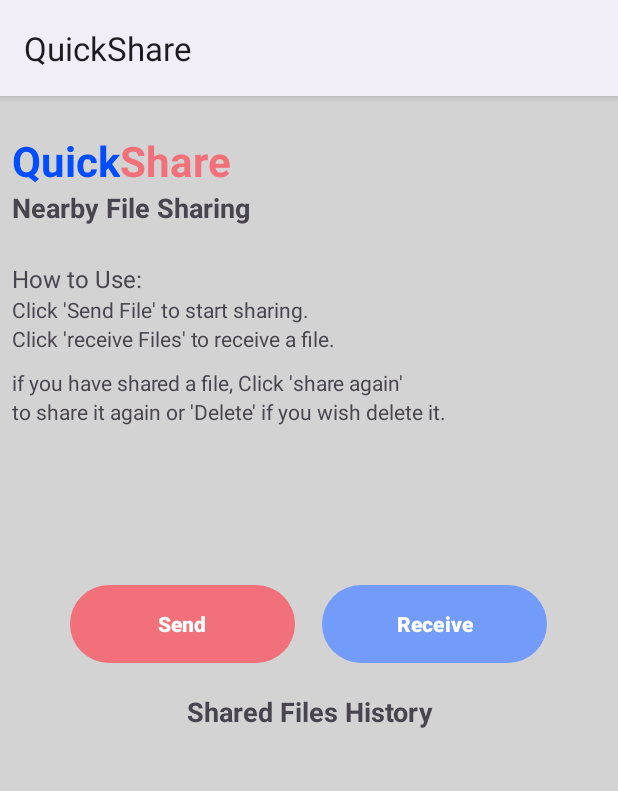
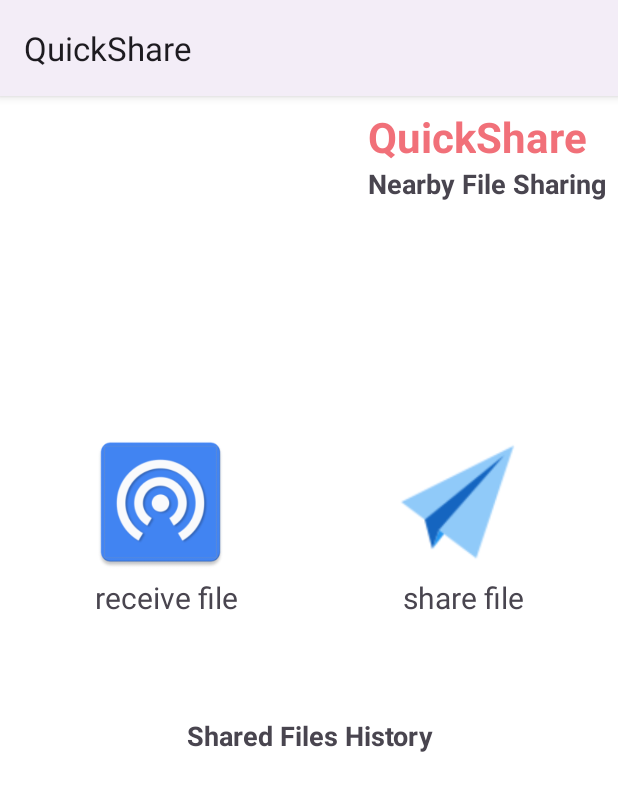
Before and after one commit to ori-coval/QuickShare, an Android app: the screen it shows after launch (HomePageActivity), on a phone screen of 412 x 824 dp. Shown: the top 791 px of the screen. Run offline under Robolectric (Android 15) with nearby library versions, the phone set to English and light mode, and no system bars.

Commit message:
UI ahhhhhhhhhhhhhhh
if U+i means to be with you than i want to be alone because i fucking hate UI

```diff
--- a/app/src/main/java/com/example/quickshare/homePage/HomePageActivity.java
+++ b/app/src/main/java/com/example/quickshare/homePage/HomePageActivity.java
@@ -24,6 +24,10 @@ public class HomePageActivity extends AppCompatActivity implements View.OnClickL
         super.onCreate(savedInstanceState);
         setContentView(R.layout.activity_home_page);
 
+        // Set click listeners for the buttons
+        findViewById(R.id.send_file_button).setOnClickListener(this);
+        findViewById(R.id.receive_file_button).setOnClickListener(this);
+
         DataBaseHelper dataBaseHelper = new DataBaseHelper(this);
 
         RecyclerView recyclerView = findViewById(R.id.shared_files_recycler_view);
@@ -34,6 +38,23 @@ public class HomePageActivity extends AppCompatActivity implements View.OnClickL
             SharedFilesAdapter adapter = new SharedFilesAdapter(sharedFiles, this);
             recyclerView.setAdapter(adapter);
         }
+
+        String filePath1 = "/path/to/test/file1.txt";
+        String filePath2 = "/path/to/test/file2.txt";
+        String filePath3 = "/path/to/test/file3.txt";
+
+        String fileType = "txt";
+        String date = "2024-04-30"; // Assuming the date format matches your database schema
+        int fileSize = 1024; // Example file size in bytes
+        byte[] fileData = "Test file data".getBytes(); // Example file data
+
+        SharedFile file1 = new SharedFile(filePath1, fileType, date, fileSize, fileData);
+        SharedFile file2 = new SharedFile(filePath2, fileType, date, fileSize, fileData);
+        SharedFile file3 = new SharedFile(filePath3, fileType, date, fileSize, fileData);
+
+        dataBaseHelper.insertSharedFile(file1);
+        dataBaseHelper.insertSharedFile(file2);
+        dataBaseHelper.insertSharedFile(file3);
     }
 
     @Override
--- a/app/src/main/java/com/example/quickshare/sharedFiles/SharedFilesAdapter.java
+++ b/app/src/main/java/com/example/quickshare/sharedFiles/SharedFilesAdapter.java
@@ -9,6 +9,7 @@ import android.view.LayoutInflater;
 import android.view.View;
 import android.view.ViewGroup;
 import android.widget.Button;
+import android.widget.ImageButton;
 import android.widget.TextView;
 
 import androidx.annotation.NonNull;
@@ -81,7 +82,7 @@ public class SharedFilesAdapter extends RecyclerView.Adapter<SharedFilesAdapter.
 
     public static class SharedFileViewHolder extends RecyclerView.ViewHolder {
         public TextView textFileName, textFileType, textFileSize, textDate;
-        public Button deleteButton, shareAgainButton;
+        public ImageButton deleteButton, shareAgainButton;
 
         public SharedFileViewHolder(View itemView) {
             super(itemView);
--- a/app/src/main/res/layout/activity_home_page.xml
+++ b/app/src/main/res/layout/activity_home_page.xml
@@ -1,15 +1,18 @@
 <?xml version="1.0" encoding="utf-8"?>
-<LinearLayout
+<RelativeLayout
     xmlns:android="http://schemas.android.com/apk/res/android"
     android:layout_width="match_parent"
     android:layout_height="match_parent"
     android:orientation="vertical"
-    android:background="@color/LightGray"
+    android:background="@color/white"
     android:padding="8dp">
+
     <LinearLayout
         android:layout_width="wrap_content"
         android:layout_height="wrap_content"
-            android:orientation="vertical">
+        android:orientation="vertical"
+        android:layout_alignParentRight="true"
+        android:id="@+id/appName">
         <LinearLayout
             android:layout_width="wrap_content"
             android:layout_height="wrap_content">
@@ -17,15 +20,13 @@
             <TextView
                 android:layout_width="wrap_content"
                 android:layout_height="wrap_content"
-                    android:layout_marginTop="16dp"
                 android:text="Quick"
-                    android:textColor="@color/blue_primary"
+                android:textColor="@color/peach"
                 android:textSize="28sp"
                 android:textStyle="bold"/>
             <TextView
                 android:layout_width="wrap_content"
                 android:layout_height="wrap_content"
-                    android:layout_marginTop="16dp"
                 android:text="Share"
                 android:textColor="@color/peach"
                 android:textSize="28sp"
@@ -45,65 +46,63 @@
     </LinearLayout>
 
 
-    <!-- How to Use Section -->
-    <TextView
-        android:layout_width="match_parent"
-        android:layout_height="wrap_content"
-        android:text="How to Use:"
-        android:textSize="16sp"
-        android:layout_marginTop="24dp" />
-
-    <TextView
-        android:layout_width="match_parent"
-        android:layout_height="wrap_content"
-        android:text="Click 'Send File' to start sharing."
-        android:textSize="14sp" />
-
-
-    <TextView
-        android:layout_width="match_parent"
-        android:layout_height="wrap_content"
-        android:text="Click 'receive Files' to receive a file."
-        android:textSize="14sp" />
-
-    <TextView
-        android:layout_marginTop="10dp"
-        android:layout_width="match_parent"
-        android:layout_height="wrap_content"
-        android:text="if you have shared a file, Click 'share again'"
-        android:textSize="14sp" />
-
-    <TextView
-        android:layout_width="match_parent"
-        android:layout_height="wrap_content"
-        android:text="to share it again or 'Delete' if you wish delete it."
-        android:textSize="14sp" />
 
 
     <LinearLayout
+        android:id="@+id/shareReceive"
         android:layout_width="match_parent"
         android:layout_height="wrap_content"
         android:gravity="center_horizontal"
-        android:layout_marginTop="70dp">
-        <com.google.android.material.button.MaterialButton
+        android:layout_below="@id/appName"
+        android:layout_marginTop="150dp">
+
+        <ImageButton
+            android:id="@+id/receive_file_button"
+            android:layout_width="40dp"
+            android:layout_height="100dp"
+            android:background="@color/white"
+            android:layout_weight="1"
+            android:scaleType="fitCenter"
+            android:src="@drawable/ic_launcher" />
+
+        <ImageButton
             android:id="@+id/send_file_button"
-            style="@style/rounded_button_peach"
-            android:layout_width="150dp"
-            android:layout_height="60dp"
-            android:layout_marginTop="32dp"
-            android:layout_marginRight="18dp"
-            android:text="Send"
-            android:onClick="onClick"/>
+            android:layout_width="40dp"
+            android:layout_height="100dp"
+            android:background="@color/white"
+            android:layout_weight="1"
+            android:scaleType="fitCenter"
+            android:src="@drawable/paper_plane" />
+    </LinearLayout>
 
-        <com.google.android.material.button.MaterialButton
-            android:id="@+id/receive_file_button"
-            style="@style/rounded_button_blue"
-            android:layout_width="150dp"
-            android:layout_height="60dp"
-            android:layout_marginTop="32dp"
-            android:text="Receive"
-            android:onClick="onClick"/>
+
+
+    <LinearLayout
+        android:id="@+id/shareReceiveText"
+        android:layout_width="match_parent"
+        android:layout_height="wrap_content"
+        android:gravity="center_horizontal"
+        android:layout_below="@id/shareReceive">
+
+        <TextView
+            android:id="@+id/textView"
+            android:textSize="20dp"
+            android:layout_width="wrap_content"
+            android:layout_height="wrap_content"
+            android:layout_weight="1"
+            android:text="receive file"
+            android:gravity="center"/>
+
+        <TextView
+            android:id="@+id/textView2"
+            android:textSize="20dp"
+            android:layout_width="wrap_content"
+            android:layout_height="wrap_content"
+            android:layout_weight="1"
+            android:text="share file"
+            android:gravity="center"/>
     </LinearLayout>
+
     <!-- Title -->
     <TextView
         android:id="@+id/textTitle"
@@ -113,13 +112,15 @@
         android:gravity="center"
         android:textSize="18sp"
         android:textStyle="bold"
-        android:padding="16dp" />
+        android:padding="16dp"
+        android:layout_marginTop="50dp"
+        android:layout_below="@id/shareReceiveText"/>
 
     <!-- RecyclerView for Shared Files -->
     <androidx.recyclerview.widget.RecyclerView
         android:id="@+id/shared_files_recycler_view"
         android:layout_width="match_parent"
-        android:layout_height="match_parent"
-        android:layout_below="@id/textTitle" />
+        android:layout_height="wrap_content"
+        android:layout_below="@id/textTitle"/>
 
-</LinearLayout>
+</RelativeLayout>
--- a/app/src/main/res/layout/item_shared_file.xml
+++ b/app/src/main/res/layout/item_shared_file.xml
@@ -29,11 +29,13 @@
             android:maxLines="1"
             android:text="file size" />
 
-        <Button
+        <ImageButton
             android:id="@+id/deleteButton"
             android:layout_width="150dp"
-            android:layout_height="wrap_content"
-            android:text="Delete" />
+            android:layout_height="50dp"
+            android:background="@color/white"
+            android:scaleType="fitCenter"
+            android:src="@drawable/trash_can"/>
 
     </LinearLayout>
 
@@ -60,11 +62,13 @@
             android:maxLines="1"
             android:text="Date" />
 
-        <Button
+        <ImageButton
             android:id="@+id/shareAgainButton"
             android:layout_width="150dp"
-            android:layout_height="wrap_content"
-            android:text="Share Again" />
+            android:layout_height="50dp"
+            android:background="@color/white"
+            android:scaleType="fitCenter"
+            android:src="@drawable/share_blue"/>
 
     </LinearLayout>
 
```
Also changed, not shown: app/src/main/res/drawable/app_img.png (added), app/src/main/res/drawable/ic_launcher.png (added), app/src/main/res/drawable/paper_plane.png (added), app/src/main/res/drawable/share_blue.png (added), app/src/main/res/drawable/trash_can.png (added). Lines whose indentation alone changed are shown as unchanged.
